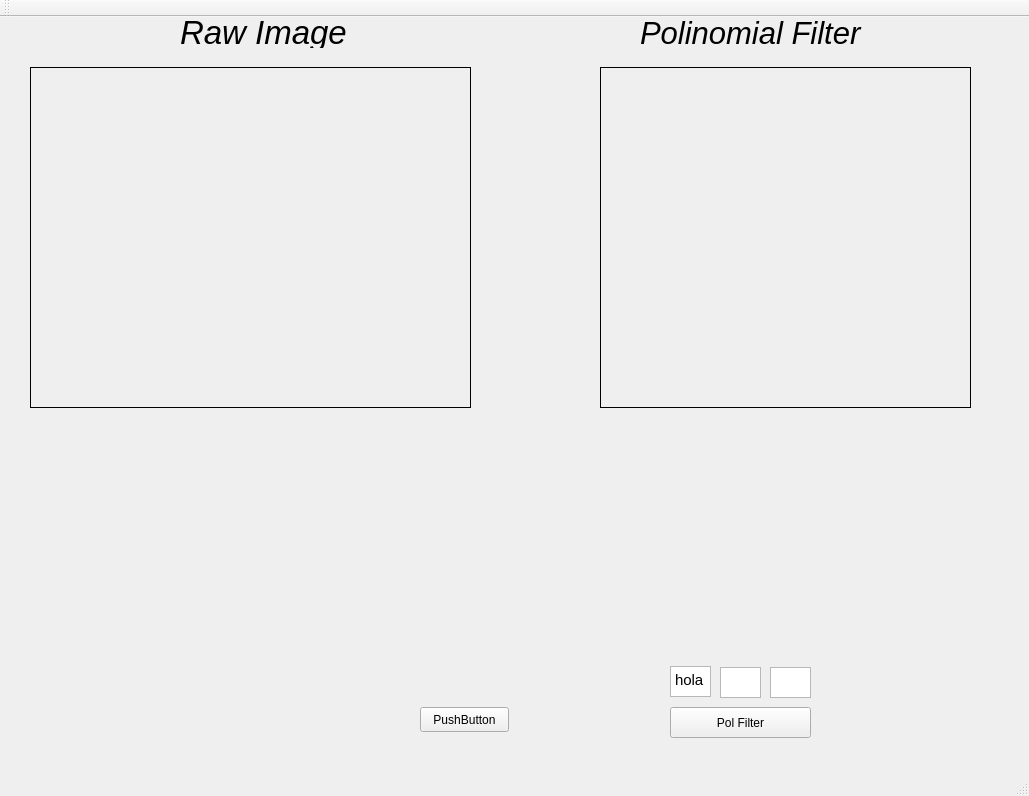
erickTornero/Image-Processing, file ApplicationImPr/mainwindow.ui: the form before one commit.
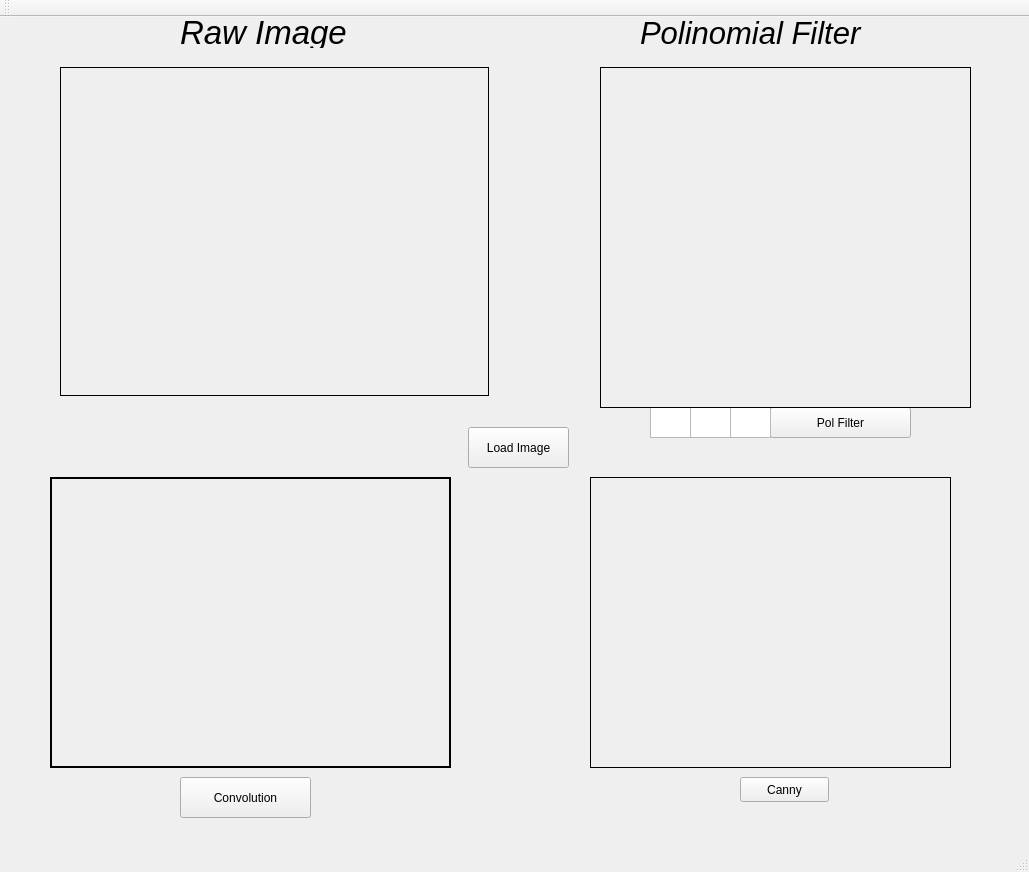
The form after the commit.

The edit to the form file:
```diff
--- a/ApplicationImPr/mainwindow.ui
+++ b/ApplicationImPr/mainwindow.ui
@@ -7,7 +7,7 @@
     <x>0</x>
     <y>0</y>
     <width>1029</width>
-    <height>796</height>
+    <height>872</height>
    </rect>
   </property>
   <property name="windowTitle">
@@ -17,40 +17,21 @@
    <widget class="QPushButton" name="pushButton">
     <property name="geometry">
      <rect>
-      <x>420</x>
-      <y>690</y>
-      <width>89</width>
-      <height>25</height>
+      <x>468</x>
+      <y>410</y>
+      <width>101</width>
+      <height>41</height>
      </rect>
     </property>
     <property name="text">
-     <string>PushButton</string>
-    </property>
-   </widget>
-   <widget class="QLabel" name="labelImage">
-    <property name="geometry">
-     <rect>
-      <x>30</x>
-      <y>50</y>
-      <width>441</width>
-      <height>341</height>
-     </rect>
-    </property>
-    <property name="frameShape">
-     <enum>QFrame::Box</enum>
-    </property>
-    <property name="text">
-     <string/>
-    </property>
-    <property name="margin">
-     <number>0</number>
+     <string>Load Image</string>
     </property>
    </widget>
    <widget class="QPushButton" name="polFilter">
     <property name="geometry">
      <rect>
-      <x>670</x>
-      <y>690</y>
+      <x>770</x>
+      <y>390</y>
       <width>141</width>
       <height>31</height>
      </rect>
@@ -62,8 +43,8 @@
    <widget class="QTextEdit" name="p2Edit">
     <property name="geometry">
      <rect>
-      <x>670</x>
-      <y>649</y>
+      <x>650</x>
+      <y>390</y>
       <width>41</width>
       <height>31</height>
      </rect>
@@ -73,14 +54,14 @@
 &lt;html&gt;&lt;head&gt;&lt;meta name=&quot;qrichtext&quot; content=&quot;1&quot; /&gt;&lt;style type=&quot;text/css&quot;&gt;
 p, li { white-space: pre-wrap; }
 &lt;/style&gt;&lt;/head&gt;&lt;body style=&quot; font-family:'Ubuntu'; font-size:11pt; font-weight:400; font-style:normal;&quot;&gt;
-&lt;p style=&quot; margin-top:0px; margin-bottom:0px; margin-left:0px; margin-right:0px; -qt-block-indent:0; text-indent:0px;&quot;&gt;hola&lt;/p&gt;&lt;/body&gt;&lt;/html&gt;</string>
+&lt;p style=&quot;-qt-paragraph-type:empty; margin-top:0px; margin-bottom:0px; margin-left:0px; margin-right:0px; -qt-block-indent:0; text-indent:0px;&quot;&gt;&lt;br /&gt;&lt;/p&gt;&lt;/body&gt;&lt;/html&gt;</string>
     </property>
    </widget>
    <widget class="QTextEdit" name="p1Edit">
     <property name="geometry">
      <rect>
-      <x>720</x>
-      <y>650</y>
+      <x>690</x>
+      <y>390</y>
       <width>41</width>
       <height>31</height>
      </rect>
@@ -89,8 +70,8 @@
    <widget class="QTextEdit" name="p0Edit">
     <property name="geometry">
      <rect>
-      <x>770</x>
-      <y>650</y>
+      <x>730</x>
+      <y>390</y>
       <width>41</width>
       <height>31</height>
      </rect>
@@ -148,6 +129,98 @@
     </property>
     <property name="text">
      <string/>
+    </property>
+    <property name="alignment">
+     <set>Qt::AlignCenter</set>
+    </property>
+   </widget>
+   <widget class="QLabel" name="labelConv">
+    <property name="geometry">
+     <rect>
+      <x>50</x>
+      <y>460</y>
+      <width>401</width>
+      <height>291</height>
+     </rect>
+    </property>
+    <property name="frameShape">
+     <enum>QFrame::WinPanel</enum>
+    </property>
+    <property name="text">
+     <string/>
+    </property>
+    <property name="alignment">
+     <set>Qt::AlignCenter</set>
+    </property>
+   </widget>
+   <widget class="QPushButton" name="pushButton_2">
+    <property name="geometry">
+     <rect>
+      <x>180</x>
+      <y>760</y>
+      <width>131</width>
+      <height>41</height>
+     </rect>
+    </property>
+    <property name="text">
+     <string>Convolution</string>
+    </property>
+   </widget>
+   <widget class="QLabel" name="labelImage">
+    <property name="geometry">
+     <rect>
+      <x>60</x>
+      <y>50</y>
+      <width>429</width>
+      <height>329</height>
+     </rect>
+    </property>
+    <property name="frameShape">
+     <enum>QFrame::Box</enum>
+    </property>
+    <property name="text">
+     <string/>
+    </property>
+    <property name="scaledContents">
+     <bool>false</bool>
+    </property>
+    <property name="alignment">
+     <set>Qt::AlignCenter</set>
+    </property>
+    <property name="margin">
+     <number>0</number>
+    </property>
+   </widget>
+   <widget class="QLabel" name="labelCanny">
+    <property name="geometry">
+     <rect>
+      <x>590</x>
+      <y>460</y>
+      <width>361</width>
+      <height>291</height>
+     </rect>
+    </property>
+    <property name="frameShape">
+     <enum>QFrame::Panel</enum>
+    </property>
+    <property name="text">
+     <string/>
+    </property>
+    <property name="alignment">
+     <set>Qt::AlignCenter</set>
+    </property>
+   </widget>
+   <widget class="QPushButton" name="pushButton_3">
+    <property name="geometry">
+     <rect>
+      <x>740</x>
+      <y>760</y>
+      <width>89</width>
+      <height>25</height>
+     </rect>
+    </property>
+    <property name="text">
+     <string>Canny</string>
     </property>
    </widget>
   </widget>
```
Left out of the diff: 3 changed lines with no effect on the pictures.
